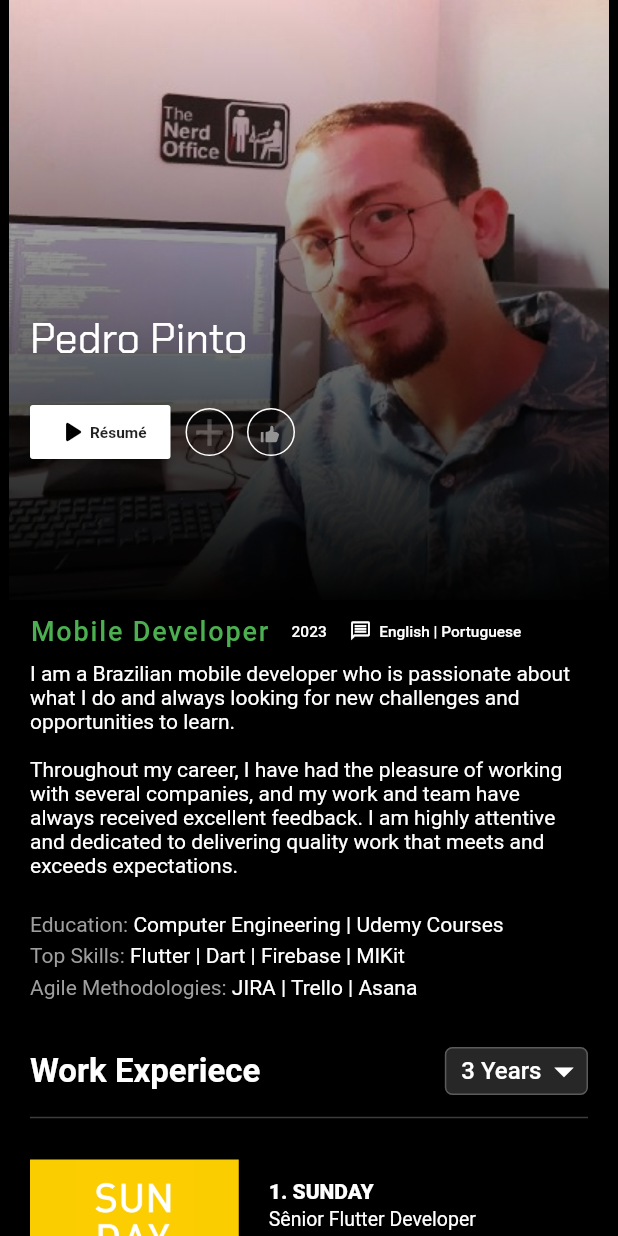
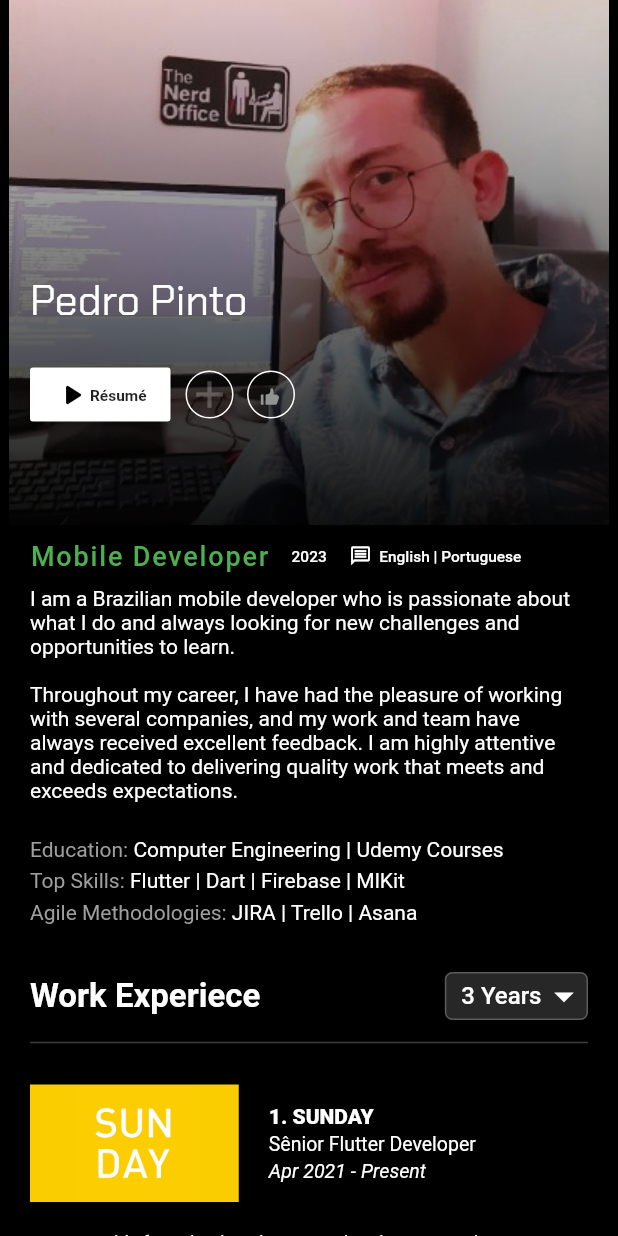
Before and after one commit to PedroPinto23/netflix-portfolio, a Flutter app: the screen it shows after launch, on a phone screen of 412 x 824 dp. Run offline on Flutter 3.47's test engine with Material 2 defaults, Android fonts, the phone set to English and light mode, and no system bars; our stand-ins replace google_fonts, lottie; Roboto replaces fonts that are missing (Oxygen).

Commit message:
mobile layout bugfix

```diff
--- a/assets/data/experience_data.json
+++ b/assets/data/experience_data.json
@@ -23,7 +23,7 @@
         },
         {
             "company": "Lojong",
-            "role": "Flutter Developer",
+            "role": "Part-Time Flutter Developer",
             "duration": "Sept 22 - Present",
             "image": "assets/companies/lojong_logo.png",
             "color": "0xFFE09090",
--- a/lib/home_page/components/experiences.dart
+++ b/lib/home_page/components/experiences.dart
@@ -34,7 +34,7 @@ class _ExperiencesState extends State<Experiences> {
           topComponent,
           customDivider(),
           experiences,
-          if (isTiny) customDivider()
+          if (isTiny) customDivider(showButton: true)
         ],
       ),
     );
--- a/lib/home_page/components/header.dart
+++ b/lib/home_page/components/header.dart
@@ -17,7 +17,7 @@ class _HeaderComponentState extends State<HeaderComponent> {
   @override
   Widget build(BuildContext context) {
     return SizedBox(
-      height: 400,
+      height: 350,
       width: width,
       child: Stack(
         alignment: Alignment.center,
```
